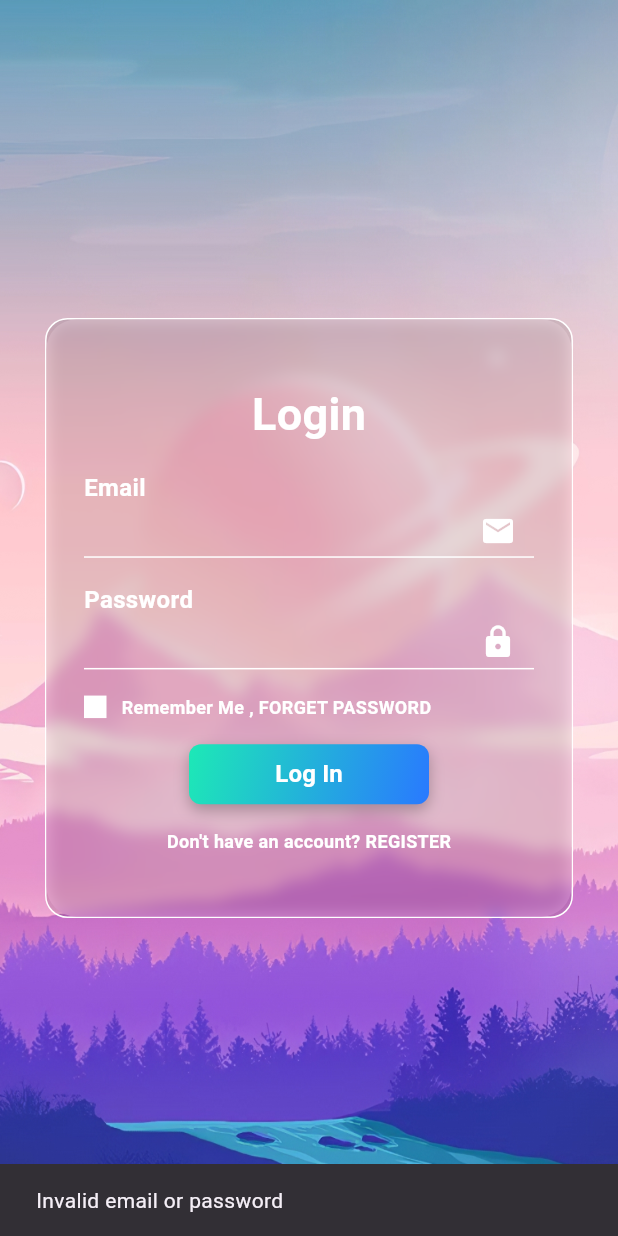
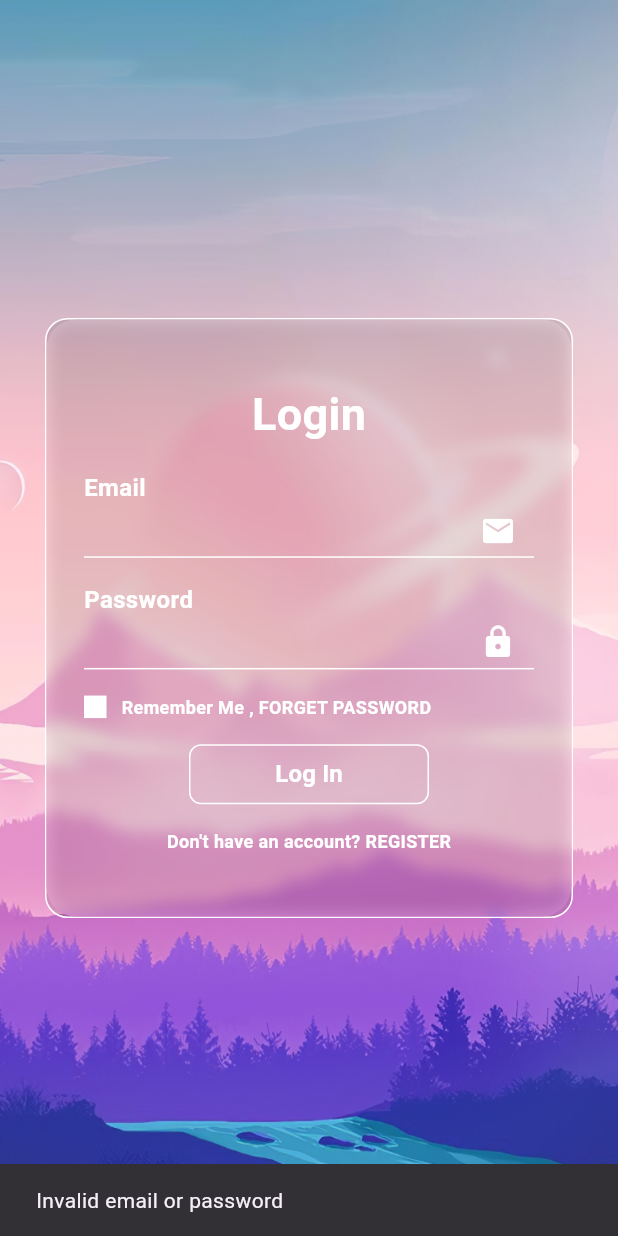
Before and after one commit to TheRSFoundations/growth_steer_app, a Flutter app: the screen it shows after launch, after a tap on "Log In", on a phone screen of 412 x 824 dp. Run offline on Flutter 3.47's test engine with Material 3 defaults, Android fonts, the phone set to English and light mode, and no system bars.

Commit message:
Some Updates

```diff
--- a/lib/main.dart
+++ b/lib/main.dart
@@ -1,21 +1,26 @@
 import 'package:flutter/material.dart';
 import 'package:flutter/services.dart';
 import './screens/login.dart';
-void main(){
+
+void main() {
   WidgetsFlutterBinding.ensureInitialized();
   SystemChrome.setPreferredOrientations([DeviceOrientation.portraitUp])
       .then((_) {
-    runApp( const MyApp());
+    runApp(const MyApp());
   });
 }
+
 class MyApp extends StatelessWidget {
   const MyApp({super.key});
 
   @override
   Widget build(BuildContext context) {
-    return const MaterialApp(
+    return MaterialApp(
       debugShowCheckedModeBanner: false,
-      home: LoginScreen(),
+      home: const LoginScreen(),
+      routes: {
+        '/login': (context) => const LoginScreen(),
+      },
     );
   }
 }
--- a/lib/screens/login.dart
+++ b/lib/screens/login.dart
@@ -3,7 +3,7 @@ import 'package:flutter/material.dart';
 import '../models/bg_model.dart';
 import '../models/auth_model.dart';
 import '../utils/text_util.dart';
-import '../widgets/button.dart';
+import '../widgets/auth_button.dart';
 import 'home.dart'; // Import the Homepage widget
 
 class LoginScreen extends StatefulWidget {
@@ -27,7 +27,7 @@ class _LoginScreenState extends State<LoginScreen> {
 
     // Basic check (for example purposes)
     if (loginRequest.email == 'user@example.com' &&
-        loginRequest.password == 'password123') {
+        loginRequest.password == 'password@123') {
       // If login is successful, replace the current screen with Homepage
       Navigator.pushReplacement(
         context,
@@ -150,7 +150,7 @@ class _LoginScreenState extends State<LoginScreen> {
                     const Spacer(),
                     // Use Button widget and pass the handleLogin function as the onPressed callback
                     Center(
-                      child: Button(
+                      child: AuthButton(
                         title: "Log In",
                         onPressed: handleLogin,
                       ),
--- a/lib/widgets/button.dart
+++ b/lib/widgets/auth_button.dart
@@ -1,10 +1,10 @@
 import 'package:flutter/material.dart';
 
-class Button extends StatelessWidget {
+class AuthButton extends StatelessWidget {
   final String title;
   final VoidCallback onPressed;
 
-  const Button({super.key, required this.title, required this.onPressed});
+  const AuthButton({super.key, required this.title, required this.onPressed});
 
   @override
   Widget build(BuildContext context) {
@@ -12,22 +12,9 @@ class Button extends StatelessWidget {
       width: 160, // Set the desired width
       height: 40, // Set the desired height
       decoration: BoxDecoration(
-        gradient: LinearGradient(
-          colors: [
-            Colors.tealAccent.shade400,
-            Colors.blueAccent.shade400,
-          ],
-          begin: Alignment.topLeft,
-          end: Alignment.bottomRight,
-        ),
+        color: Colors.transparent,
         borderRadius: BorderRadius.circular(8),
-        boxShadow: const[
-          BoxShadow(
-            color: Colors.black26,
-            offset: Offset(0, 4),
-            blurRadius: 8,
-          ),
-        ],
+        border: Border.all(color: Colors.white),
       ),
       child: ElevatedButton(
         onPressed: onPressed,
```
